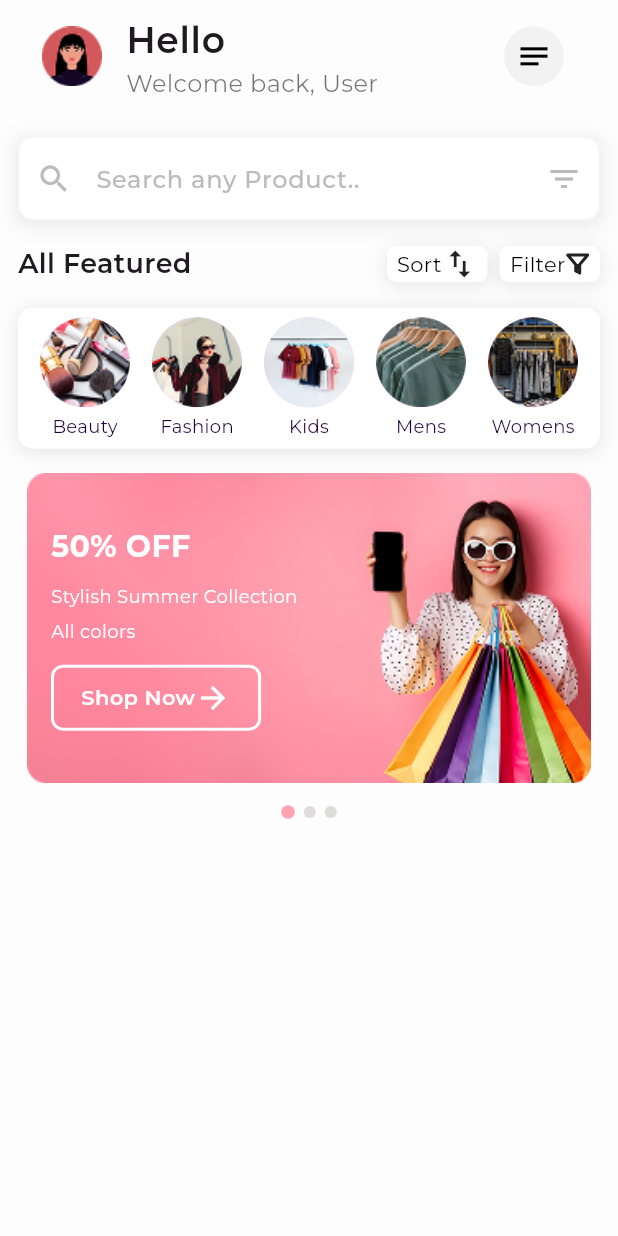
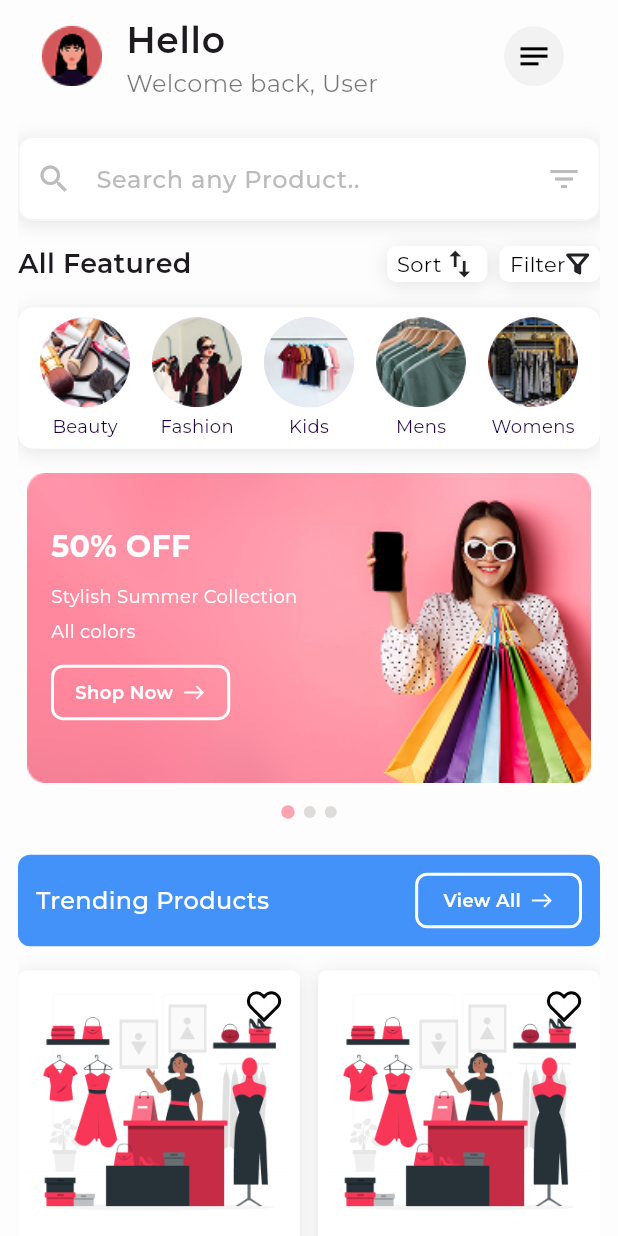
Before and after one commit to Ahmedmo1910/stylish, a Flutter app: the HomeScreen screen opened by its route, on a phone screen of 412 x 824 dp. Run offline on Flutter 3.47's test engine with Material 3 defaults, Android fonts, the phone set to English and light mode, and no system bars; drawn by our look-alikes of dots_indicator; our stand-ins replace bloc, cloud_firestore, dartz, firebase_auth, firebase_core, flutter_bloc and 5 more; missing offline and left inert: flutter_facebook_auth; accounts and stored records are empty.

Commit message:
product item grid view widget

```diff
--- a/lib/core/utils/app_text_styles.dart
+++ b/lib/core/utils/app_text_styles.dart
@@ -117,4 +117,9 @@ abstract class AppTextStyles {
     fontWeight: FontWeight.w400,
     fontFamily: fontFamily,
   );
+  static const TextStyle small10 = TextStyle(
+    fontSize: 10,
+    fontWeight: FontWeight.w400,
+    fontFamily: fontFamily,
+  );
 }
--- /dev/null
+++ b/lib/core/widgets/product_item.dart
@@ -0,0 +1,90 @@
+import 'package:flutter/material.dart';
+import 'package:flutter_svg/svg.dart';
+import 'package:stylish/core/utils/app_text_styles.dart';
+
+class ProductItem extends StatelessWidget {
+  const ProductItem({super.key});
+
+  @override
+  Widget build(BuildContext context) {
+    return Container(
+      decoration: BoxDecoration(
+        color: Colors.white,
+        borderRadius: BorderRadius.circular(6.0),
+        boxShadow: [
+          BoxShadow(
+            color: Colors.black.withOpacity(0.1),
+            blurRadius: 10,
+            offset: const Offset(0, 2),
+          ),
+        ],
+      ),
+      child: Stack(
+        children: [
+          Positioned.fill(
+            child: Padding(
+              padding: const EdgeInsets.symmetric(horizontal: 6.0),
+              child: Column(
+                crossAxisAlignment: CrossAxisAlignment.start,
+                children: [
+                  Image.asset(
+                    'assets/images/onBoarding1.png',
+                  ),
+                  ListTile(
+                    contentPadding: EdgeInsets.zero,
+                    horizontalTitleGap: 0,
+                    title: const Text(
+                      'product name',
+                      style: AppTextStyles.regular12,
+                    ),
+                    subtitle: const Text(
+                      'product category',
+                      style: AppTextStyles.small10,
+                    ),
+                    trailing: IconButton(
+                      onPressed: () {
+                        print('Cart button pressed');
+                      },
+                      icon: SvgPicture.asset('assets/icons/cart.svg'),
+                    ),
+                  ),
+                  const Text(
+                    'price after discount',
+                    style: AppTextStyles.regular12,
+                  ),
+                  RichText(
+                    text: TextSpan(
+                      text: 'price before discount',
+                      style: AppTextStyles.small12.copyWith(
+                        decoration: TextDecoration.lineThrough,
+                        color: const Color(0xFFBBBBBB),
+                      ),
+                      children: [
+                        TextSpan(
+                          text: ' 50% off',
+                          style: AppTextStyles.small10.copyWith(
+                            color: const Color(0xFFFE735C),
+                          ),
+                        ),
+                      ],
+                    ),
+                  )
+                ],
+              ),
+            ),
+          ),
+          Positioned(
+            top: 0,
+            right: 0,
+            child: IconButton(
+              onPressed: () {
+                print('Favorite button pressed');
+              },
+              icon: SvgPicture.asset('assets/icons/heart.svg'),
+            ),
+          ),
+        ],
+      ),
+    );
+  }
+}
--- /dev/null
+++ b/lib/features/home/presentation/views/widgets/best_selling.dart
@@ -0,0 +1,30 @@
+import 'package:flutter/material.dart';
+import 'package:stylish/core/utils/app_text_styles.dart';
+import 'package:stylish/features/home/presentation/views/widgets/featured_item_button.dart';
+
+class BestSelling extends StatelessWidget {
+  const BestSelling({super.key});
+
+  @override
+  Widget build(BuildContext context) {
+    return Container(
+      padding: const EdgeInsets.all(12.0),
+      decoration: BoxDecoration(
+        color: const Color(0xFF4392F9),
+        borderRadius: BorderRadius.circular(8.0),
+      ),
+      child: Row(
+        children: [
+          Text(
+            'Trending Products',
+            style: AppTextStyles.regular16.copyWith(
+              color: const Color(0xFFFFFFFF),
+            ),
+          ),
+          const Spacer(),
+          const FeaturedItemButton(text: 'View All', width: 0.27),
+        ],
+      ),
+    );
+  }
+}
--- a/lib/features/home/presentation/views/widgets/featured_item.dart
+++ b/lib/features/home/presentation/views/widgets/featured_item.dart
@@ -60,7 +60,10 @@ class FeaturedItem extends StatelessWidget {
                       ),
                     ),
                     const SizedBox(height: 14),
-                    const FeaturedItemButton(),
+                    const FeaturedItemButton(
+                      text: 'Shop Now',
+                      width: 0.29,
+                    ),
                   ],
                 ),
               ),
--- a/lib/features/home/presentation/views/widgets/featured_item_button.dart
+++ b/lib/features/home/presentation/views/widgets/featured_item_button.dart
@@ -1,14 +1,21 @@
 import 'package:flutter/material.dart';
+import 'package:flutter_svg/svg.dart';
 import 'package:stylish/core/utils/app_text_styles.dart';
 
 class FeaturedItemButton extends StatelessWidget {
-  const FeaturedItemButton({super.key});
+  final String text;
+  final double width;
+  const FeaturedItemButton({
+    super.key,
+    required this.text,
+    required this.width,
+  });
 
   @override
   Widget build(BuildContext context) {
     return GestureDetector(
       child: Container(
-        width: MediaQuery.of(context).size.width * 0.34,
+        width: MediaQuery.of(context).size.width * width,
         padding: const EdgeInsets.symmetric(vertical: 8.0),
         decoration: BoxDecoration(
           borderRadius: BorderRadius.circular(8.0),
@@ -21,14 +28,14 @@ class FeaturedItemButton extends StatelessWidget {
           mainAxisAlignment: MainAxisAlignment.center,
           children: [
             Text(
-              'Shop Now',
-              style: AppTextStyles.medium14.copyWith(
+              text,
+              style: AppTextStyles.medium12.copyWith(
                 color: Colors.white,
               ),
             ),
-            const Icon(
-              Icons.arrow_forward,
-              color: Colors.white,
+            const SizedBox(width: 6.0),
+            SvgPicture.asset(
+              'assets/icons/arrow.svg',
             ),
           ],
         ),
--- a/lib/features/home/presentation/views/widgets/home_screen_body.dart
+++ b/lib/features/home/presentation/views/widgets/home_screen_body.dart
@@ -1,9 +1,11 @@
 import 'package:flutter/material.dart';
 import 'package:stylish/core/widgets/search_text_field.dart';
+import 'package:stylish/features/home/presentation/views/widgets/best_selling.dart';
 import 'package:stylish/features/home/presentation/views/widgets/custom_home_app_bar.dart';
 import 'package:stylish/features/home/presentation/views/widgets/featured_categories.dart';
 import 'package:stylish/features/home/presentation/views/widgets/featured_filter.dart';
 import 'package:stylish/features/home/presentation/views/widgets/featured_list.dart';
+import 'package:stylish/features/home/presentation/views/widgets/trending_product_grid_view.dart';
 
 class HomeScreenBody extends StatelessWidget {
   const HomeScreenBody({super.key});
@@ -26,9 +28,13 @@ class HomeScreenBody extends StatelessWidget {
                 FeaturedCategories(),
                 SizedBox(height: 16.0),
                 FeaturedList(),
+                SizedBox(height: 16.0),
+                BestSelling(),
+                SizedBox(height: 16.0),
               ],
             ),
-          )
+          ),
+          TrendingProductGridView(),
         ],
       ),
     );
--- /dev/null
+++ b/lib/features/home/presentation/views/widgets/trending_product_grid_view.dart
@@ -0,0 +1,21 @@
+import 'package:flutter/material.dart';
+import 'package:stylish/core/widgets/product_item.dart';
+
+class TrendingProductGridView extends StatelessWidget {
+  const TrendingProductGridView({super.key});
+
+  @override
+  Widget build(BuildContext context) {
+    return SliverGrid.builder(
+      gridDelegate: const SliverGridDelegateWithFixedCrossAxisCount(
+        crossAxisCount: 2,
+        childAspectRatio: 170 / 258,
+        crossAxisSpacing: 12.0,
+        mainAxisSpacing: 8.0,
+      ),
+      itemBuilder: (context, index) {
+        return const ProductItem();
+      },
+    );
+  }
+}
```
Also changed, not shown: assets/icons/arrow.svg (added), assets/icons/cart.svg (added), assets/icons/heart.svg (added).
